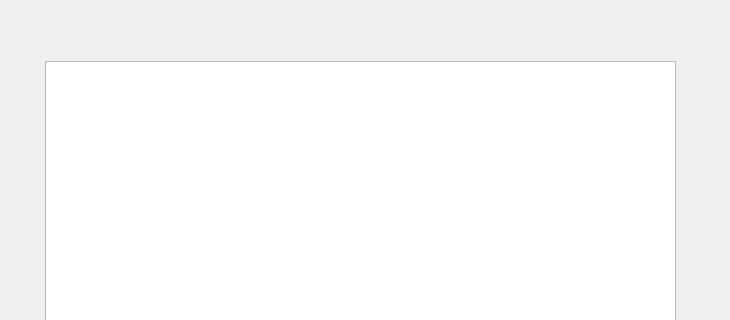
This is Dialog/dlgbulkregister.ui in Anne081031/WinParkUI as Qt 5 draws it before an edit; both pictures show x 0 to 730 and y 0 to 320 of the 730 by 692 pixel window. The edited form follows.
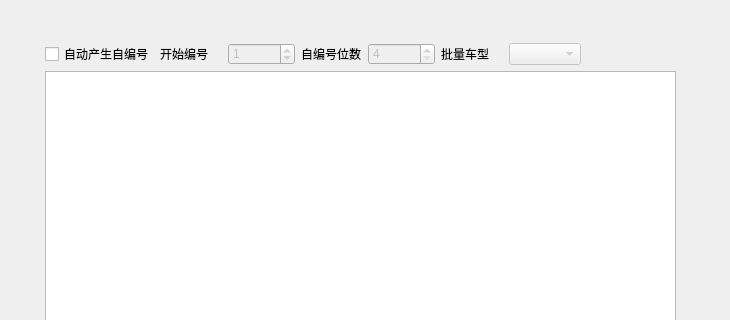
This is the edited form. Icons and pictures are not drawn.

```diff
--- a/Dialog/dlgbulkregister.ui
+++ b/Dialog/dlgbulkregister.ui
@@ -62,9 +62,9 @@
    <property name="geometry">
     <rect>
      <x>45</x>
-     <y>61</y>
+     <y>71</y>
      <width>631</width>
-     <height>541</height>
+     <height>531</height>
     </rect>
    </property>
    <property name="styleSheet">
@@ -116,6 +116,101 @@
     </item>
    </layout>
   </widget>
+  <widget class="QWidget" name="layoutWidget">
+   <property name="geometry">
+    <rect>
+     <x>45</x>
+     <y>43</y>
+     <width>536</width>
+     <height>22</height>
+    </rect>
+   </property>
+   <layout class="QHBoxLayout" name="horizontalLayout_2">
+    <item>
+     <widget class="QCheckBox" name="chkID">
+      <property name="styleSheet">
+       <string notr="true">background-image: url(none);</string>
+      </property>
+      <property name="text">
+       <string>自动产生自编号</string>
+      </property>
+     </widget>
+    </item>
+    <item>
+     <widget class="QLabel" name="label">
+      <property name="styleSheet">
+       <string notr="true">background-image: url(none);</string>
+      </property>
+      <property name="text">
+       <string>开始编号</string>
+      </property>
+     </widget>
+    </item>
+    <item>
+     <widget class="QSpinBox" name="spValue">
+      <property name="enabled">
+       <bool>false</bool>
+      </property>
+      <property name="styleSheet">
+       <string notr="true">background-image: url(none);</string>
+      </property>
+      <property name="maximum">
+       <number>999999999</number>
+      </property>
+      <property name="value">
+       <number>1</number>
+      </property>
+     </widget>
+    </item>
+    <item>
+     <widget class="QLabel" name="label_2">
+      <property name="styleSheet">
+       <string notr="true">background-image: url(none);</string>
+      </property>
+      <property name="text">
+       <string>自编号位数</string>
+      </property>
+     </widget>
+    </item>
+    <item>
+     <widget class="QSpinBox" name="spDigit">
+      <property name="enabled">
+       <bool>false</bool>
+      </property>
+      <property name="styleSheet">
+       <string notr="true">background-image: url(none);</string>
+      </property>
+      <property name="minimum">
+       <number>4</number>
+      </property>
+      <property name="maximum">
+       <number>999999999</number>
+      </property>
+     </widget>
+    </item>
+    <item>
+     <widget class="QLabel" name="label_3">
+      <property name="styleSheet">
+       <string notr="true">background-image: url(none);</string>
+      </property>
+      <property name="text">
+       <string>批量车型</string>
+      </property>
+     </widget>
+    </item>
+    <item>
+     <widget class="QComboBox" name="cbxCarType">
+      <property name="enabled">
+       <bool>false</bool>
+      </property>
+      <property name="styleSheet">
+       <string notr="true">background-image: url(none);</string>
+      </property>
+     </widget>
+    </item>
+   </layout>
+  </widget>
+  <zorder>layoutWidget</zorder>
   <zorder>layoutWidget</zorder>
   <zorder>edtCardID</zorder>
   <zorder>lblTitle</zorder>
```
